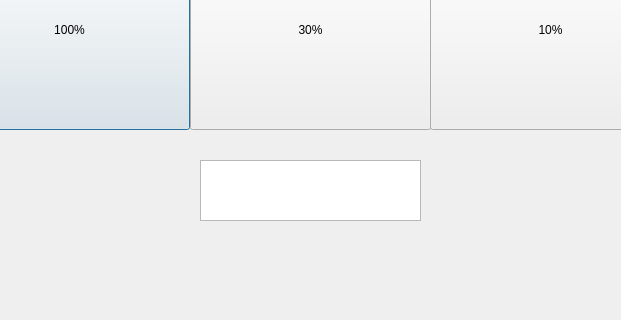
The window that windows/bank_window.ui (sj43/hackricecryptogame) describes before a commit, drawn with Qt 5; both pictures show x 160 to 781 and y 280 to 600 of the 960 by 600 pixel window.
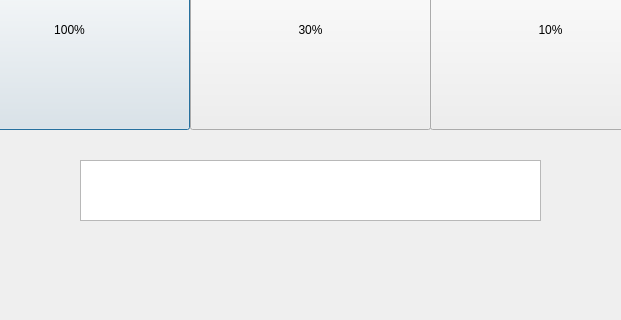
The same window after the commit.

The edit to the form file:
```diff
--- a/windows/bank_window.ui
+++ b/windows/bank_window.ui
@@ -85,9 +85,9 @@
   <widget class="QListWidget" name="interest_list">
    <property name="geometry">
     <rect>
-     <x>360</x>
+     <x>240</x>
      <y>440</y>
-     <width>221</width>
+     <width>461</width>
      <height>61</height>
     </rect>
    </property>
```
